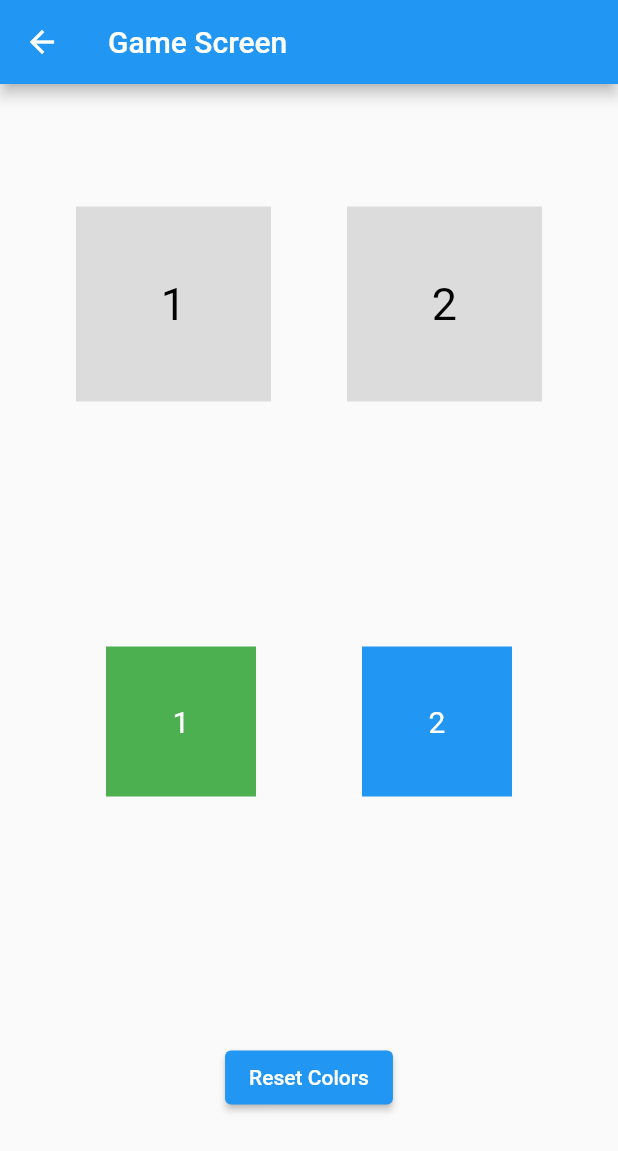
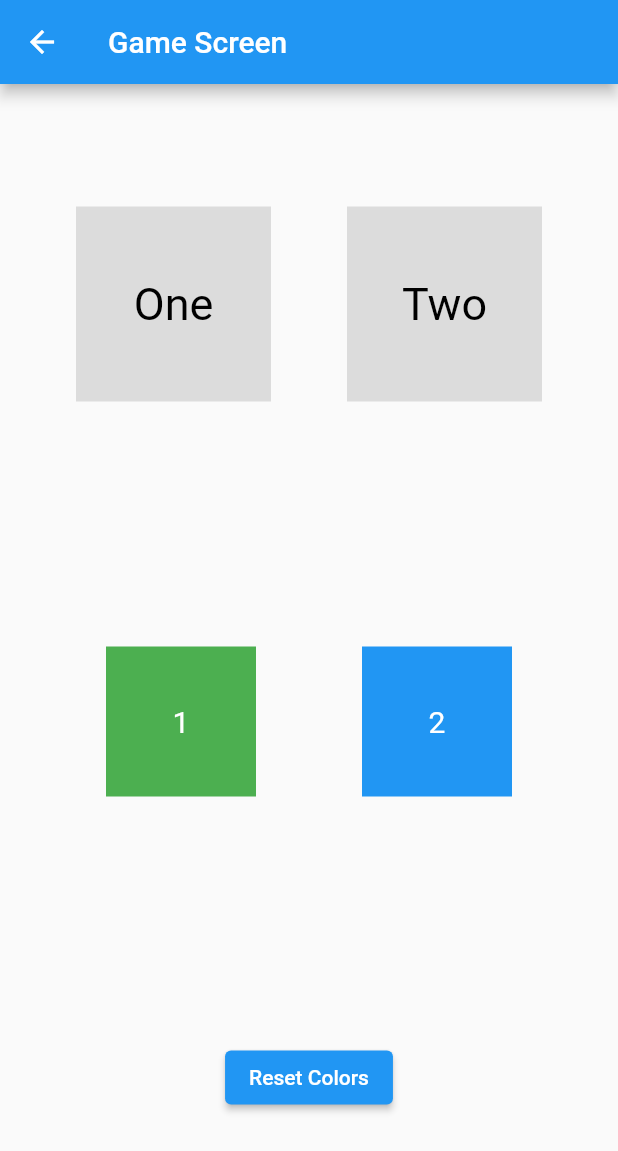
Before and after one commit to Sashulya00/test_app, a Flutter app: the GameScreen screen opened directly, on a phone screen of 412 x 824 dp. Shown: the top 1151 px of the screen. Run offline on Flutter 3.47's test engine with Material 2 defaults, Android fonts, the phone set to English and light mode, and no system bars.

Commit message:
Fixed a small inaccuracy

```diff
--- a/lib/presentation/game_screen.dart
+++ b/lib/presentation/game_screen.dart
@@ -33,7 +33,7 @@ class _GameScreenState extends State<GameScreen> {
             mainAxisAlignment: MainAxisAlignment.spaceEvenly,
             children: [
               DragTarget<Color>(
-                key: Key('1'),
+                key: Key('One'),
                 onAccept: (data) {
                   if (data == draggableColor1) {
                     setState(() => color1 = data);
@@ -45,7 +45,7 @@ class _GameScreenState extends State<GameScreen> {
                   height: 130,
                   child: Center(
                     child: Text(
-                      '1',
+                      'One',
                       style: TextStyle(
                         color: Colors.black,
                         fontSize: 30,
@@ -55,7 +55,7 @@ class _GameScreenState extends State<GameScreen> {
                 ),
               ),
               DragTarget<Color>(
-                key: Key('2'),
+                key: Key('Two'),
                 onAccept: (data) {
                   if (data == draggableColor2) {
                     setState(() => color2 = data);
@@ -67,7 +67,7 @@ class _GameScreenState extends State<GameScreen> {
                   height: 130,
                   child: Center(
                     child: Text(
-                      '2',
+                      'Two',
                       style: TextStyle(
                         color: Colors.black,
                         fontSize: 30,
```
